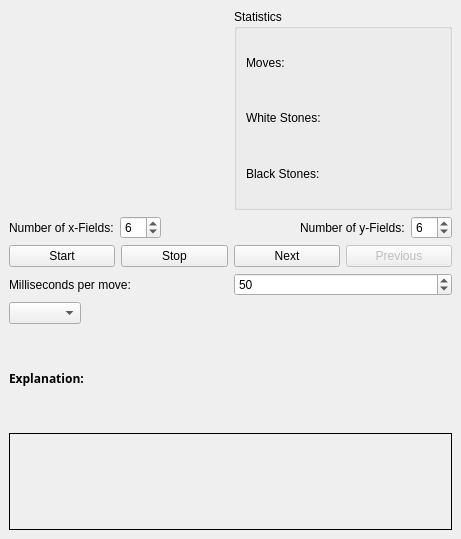
First picture: the form in games/gamecontrols.ui, repository KDE/kalzium, before the edit.
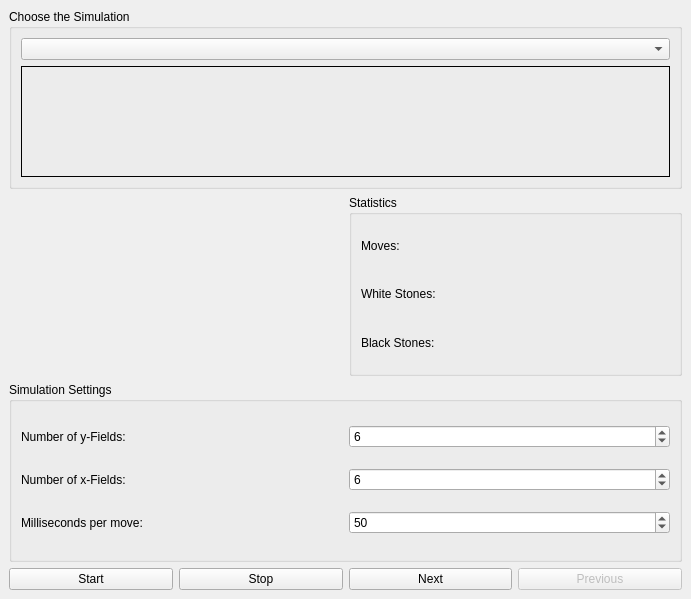
Second picture: the form after the edit. Custom widgets are drawn as their Qt base class.

Commit message: * starting the new starts * renaming Game to Simulation * renaming to files * I will rename bit by bit

What changed in the file:
```diff
--- a/games/gamecontrols.ui
+++ b/games/gamecontrols.ui
@@ -8,8 +8,8 @@
    <rect>
     <x>0</x>
     <y>0</y>
-    <width>461</width>
-    <height>539</height>
+    <width>691</width>
+    <height>599</height>
    </rect>
   </property>
   <property name="minimumSize" >
@@ -35,6 +35,56 @@
     <number>6</number>
    </property>
    <item row="0" column="0" >
+    <widget class="QGroupBox" name="groupBox_2" >
+     <property name="title" >
+      <string>Choose the Simulation</string>
+     </property>
+     <layout class="QGridLayout" >
+      <property name="margin" >
+       <number>9</number>
+      </property>
+      <property name="spacing" >
+       <number>6</number>
+      </property>
+      <item row="0" column="0" >
+       <widget class="QComboBox" name="combo" >
+        <property name="toolTip" >
+         <string>Select the simulation you want to run</string>
+        </property>
+        <property name="whatsThis" >
+         <string>Select the simulation you want to run</string>
+        </property>
+       </widget>
+      </item>
+      <item row="1" column="0" >
+       <widget class="QLabel" name="label" >
+        <property name="toolTip" >
+         <string>This texts describes the simulation in brief words</string>
+        </property>
+        <property name="whatsThis" >
+         <string>This texts describes the simulation in brief words</string>
+        </property>
+        <property name="frameShape" >
+         <enum>QFrame::Box</enum>
+        </property>
+        <property name="lineWidth" >
+         <number>1</number>
+        </property>
+        <property name="midLineWidth" >
+         <number>1</number>
+        </property>
+        <property name="text" >
+         <string/>
+        </property>
+        <property name="wordWrap" >
+         <bool>true</bool>
+        </property>
+       </widget>
+      </item>
+     </layout>
+    </widget>
+   </item>
+   <item row="1" column="0" >
     <layout class="QHBoxLayout" >
      <property name="margin" >
       <number>0</number>
@@ -156,36 +206,6 @@
       <number>6</number>
      </property>
      <item>
-      <widget class="QLabel" name="label_5" >
-       <property name="text" >
-        <string>Milliseconds per move:</string>
-       </property>
-       <property name="buddy" >
-        <cstring>time</cstring>
-       </property>
-      </widget>
-     </item>
-     <item>
-      <widget class="QSpinBox" name="time" >
-       <property name="minimum" >
-        <number>1</number>
-       </property>
-       <property name="value" >
-        <number>50</number>
-       </property>
-      </widget>
-     </item>
-    </layout>
-   </item>
-   <item row="2" column="0" >
-    <layout class="QHBoxLayout" >
-     <property name="margin" >
-      <number>0</number>
-     </property>
-     <property name="spacing" >
-      <number>6</number>
-     </property>
-     <item>
       <widget class="QPushButton" name="start" >
        <property name="toolTip" >
         <string>Start the simulation</string>
@@ -230,40 +250,19 @@
      </item>
     </layout>
    </item>
-   <item row="4" column="0" >
-    <layout class="QHBoxLayout" >
+   <item row="2" column="0" >
+    <widget class="QGroupBox" name="groupBox_3" >
+     <property name="title" >
+      <string>Simulation Settings</string>
+     </property>
+     <layout class="QGridLayout" >
      <property name="margin" >
-      <number>0</number>
+       <number>9</number>
      </property>
      <property name="spacing" >
       <number>6</number>
      </property>
-     <item>
-      <widget class="QComboBox" name="combo" >
-       <property name="toolTip" >
-        <string>Select the simulation you want to run</string>
-       </property>
-       <property name="whatsThis" >
-        <string>Select the simulation you want to run</string>
-       </property>
-      </widget>
-     </item>
-     <item>
-      <spacer>
-       <property name="orientation" >
-        <enum>Qt::Horizontal</enum>
-       </property>
-       <property name="sizeHint" >
-        <size>
-         <width>221</width>
-         <height>20</height>
-        </size>
-       </property>
-      </spacer>
-     </item>
-    </layout>
-   </item>
-   <item row="1" column="0" >
+      <item row="0" column="0" >
     <layout class="QHBoxLayout" >
      <property name="margin" >
       <number>0</number>
@@ -271,45 +270,6 @@
      <property name="spacing" >
       <number>6</number>
      </property>
-     <item>
-      <widget class="QLabel" name="label_3" >
-       <property name="text" >
-        <string>Number of x-Fields:</string>
-       </property>
-       <property name="buddy" >
-        <cstring>xsize</cstring>
-       </property>
-      </widget>
-     </item>
-     <item>
-      <widget class="QSpinBox" name="xsize" >
-       <property name="toolTip" >
-        <string>Defines the number of fields in the x-direction</string>
-       </property>
-       <property name="whatsThis" >
-        <string>Defines the number of fields in the x-direction</string>
-       </property>
-       <property name="minimum" >
-        <number>2</number>
-       </property>
-       <property name="value" >
-        <number>6</number>
-       </property>
-      </widget>
-     </item>
-     <item>
-      <spacer>
-       <property name="orientation" >
-        <enum>Qt::Horizontal</enum>
-       </property>
-       <property name="sizeHint" >
-        <size>
-         <width>40</width>
-         <height>20</height>
-        </size>
-       </property>
-      </spacer>
-     </item>
      <item>
       <widget class="QLabel" name="label_2" >
        <property name="text" >
@@ -338,8 +298,8 @@
      </item>
     </layout>
    </item>
-   <item row="5" column="0" >
-    <layout class="QVBoxLayout" >
+      <item row="1" column="0" >
+       <layout class="QHBoxLayout" >
      <property name="margin" >
       <number>0</number>
      </property>
@@ -347,46 +307,65 @@
       <number>6</number>
      </property>
      <item>
-      <widget class="QLabel" name="label_4" >
-       <property name="sizePolicy" >
-        <sizepolicy>
-         <hsizetype>1</hsizetype>
-         <vsizetype>5</vsizetype>
-         <horstretch>0</horstretch>
-         <verstretch>0</verstretch>
-        </sizepolicy>
-       </property>
+         <widget class="QLabel" name="label_3" >
        <property name="text" >
-        <string>&lt;html>&lt;head>&lt;meta name="qrichtext" content="1" />&lt;/head>&lt;body style=" white-space: pre-wrap; font-family:Sans Serif; font-size:9pt; font-weight:400; font-style:normal; text-decoration:none;">&lt;p style=" margin-top:0px; margin-bottom:0px; margin-left:0px; margin-right:0px; -qt-block-indent:0; text-indent:0px;">&lt;span style=" font-weight:600;">Explanation:&lt;/span>&lt;/p>&lt;/body>&lt;/html></string>
+           <string>Number of x-Fields:</string>
+          </property>
+          <property name="buddy" >
+           <cstring>xsize</cstring>
        </property>
       </widget>
      </item>
      <item>
-      <widget class="QLabel" name="label" >
+         <widget class="QSpinBox" name="xsize" >
        <property name="toolTip" >
         <string>This texts describes the simulation in brief words</string>
        </property>
        <property name="whatsThis" >
-        <string>This texts describes the simulation in brief words</string>
-       </property>
-       <property name="frameShape" >
-        <enum>QFrame::Box</enum>
-       </property>
-       <property name="lineWidth" >
-        <number>1</number>
-       </property>
-       <property name="midLineWidth" >
-        <number>1</number>
-       </property>
+           <string>Defines the number of fields in the x-direction</string>
+          </property>
+          <property name="minimum" >
+           <number>2</number>
+          </property>
+          <property name="value" >
+           <number>6</number>
+          </property>
+         </widget>
+        </item>
+       </layout>
+      </item>
+      <item row="2" column="0" >
+       <layout class="QHBoxLayout" >
+        <property name="margin" >
+         <number>0</number>
+        </property>
+        <property name="spacing" >
+         <number>6</number>
+        </property>
+        <item>
+         <widget class="QLabel" name="label_5" >
        <property name="text" >
-        <string/>
-       </property>
-       <property name="wordWrap" >
-        <bool>true</bool>
+           <string>Milliseconds per move:</string>
+          </property>
+          <property name="buddy" >
+           <cstring>time</cstring>
        </property>
       </widget>
      </item>
-    </layout>
+        <item>
+         <widget class="QSpinBox" name="time" >
+          <property name="minimum" >
+           <number>1</number>
+          </property>
+          <property name="value" >
+           <number>50</number>
+          </property>
+         </widget>
+        </item>
+       </layout>
+      </item>
+     </layout>
+    </widget>
    </item>
   </layout>
  </widget>
```
Left out of the diff: 2 changed lines with no effect on the pictures. Lines whose indentation alone changed are shown as unchanged. The commit also changes 7 other files.
